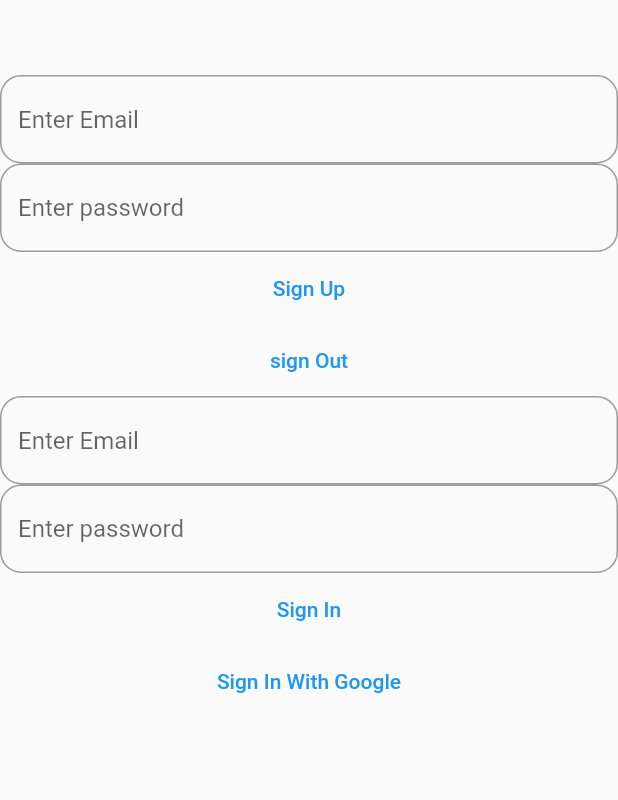
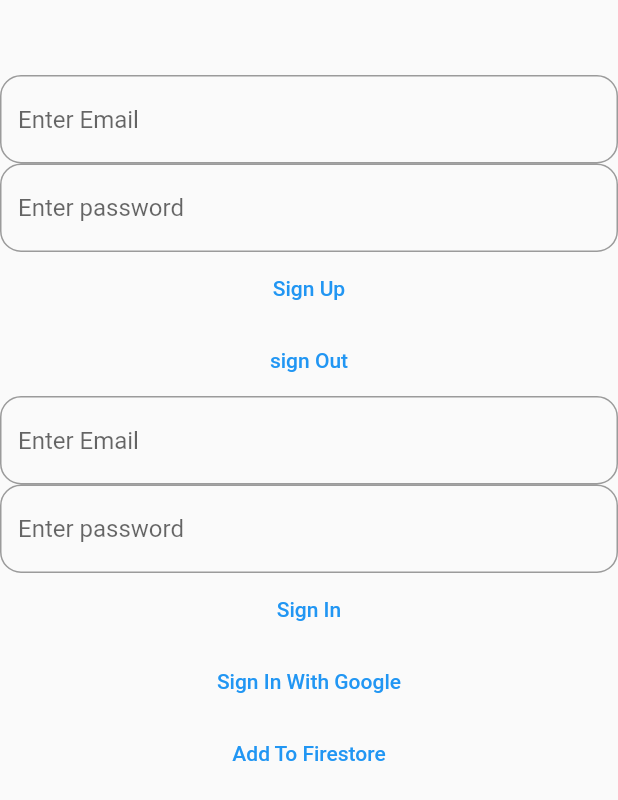
Before and after one commit to hyderali0889/flutter_fire, a Flutter app: the screen it shows after launch, on a phone screen of 412 x 824 dp. Shown: the top 800 px of the screen. Run offline on Flutter 3.47's test engine with Material 2 defaults, Android fonts, the phone set to English and light mode, and no system bars; our stand-ins replace cloud_firestore, firebase_auth, firebase_core, google_sign_in; accounts and stored records are empty.

Commit message:
firestore yeah

```diff
--- a/lib/pages/home.dart
+++ b/lib/pages/home.dart
@@ -1,6 +1,7 @@
 import 'package:flutter/material.dart';
 import 'package:google_sign_in/google_sign_in.dart';
 import 'package:firebase_auth/firebase_auth.dart';
+import 'package:cloud_firestore/cloud_firestore.dart';
 
 class Homepage extends StatefulWidget {
   const Homepage({Key? key}) : super(key: key);
@@ -16,6 +17,8 @@ class _HomepageState extends State<Homepage> {
   var password;
   var email2;
   var password2;
+
+  CollectionReference users = FirebaseFirestore.instance.collection('users');
 
   @override
   void initState() {
@@ -111,6 +114,12 @@ class _HomepageState extends State<Homepage> {
             child: const Text("Sign In With Google"),
             onPressed: signInWithGoogle,
           )),
+          Center(
+              child: TextButton(
+            child: const Text("Add To Firestore"),
+            onPressed: addtofirestore,
+          )),
+
         ],
       ),
     ));
@@ -161,4 +170,14 @@ class _HomepageState extends State<Homepage> {
       }
     }
   }
+
+   addtofirestore() {
+    users.add({
+            'full_name': "John Doe",
+            'company': "Stokes and Sons",
+            'age': 42
+          })
+          .then((value) => print("User Added"))
+          .catchError((error) => print("Failed to add user: $error"));
+  }
 }
--- a/pubspec.yaml
+++ b/pubspec.yaml
@@ -36,6 +36,7 @@ dependencies:
   firebase_core: ^1.13.1
   google_sign_in: ^5.2.4
   firebase_auth: ^3.3.11
+  cloud_firestore:
 
 dev_dependencies:
   flutter_test:
```
Also changed, not shown: pubspec.lock, 1 other file.
